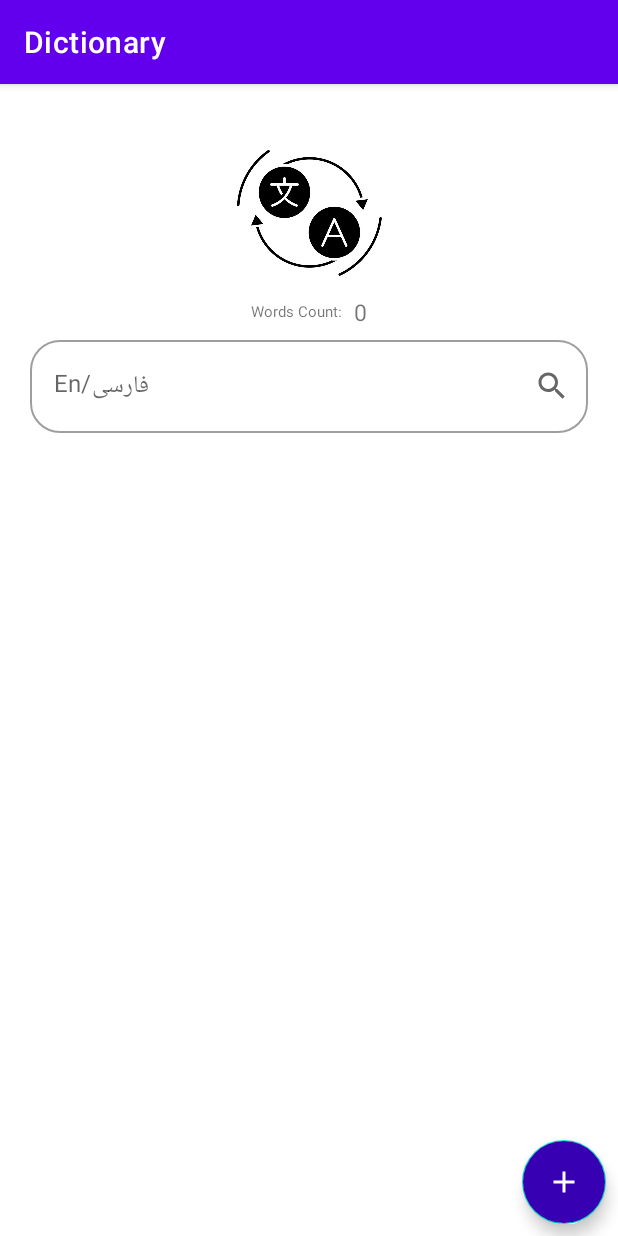
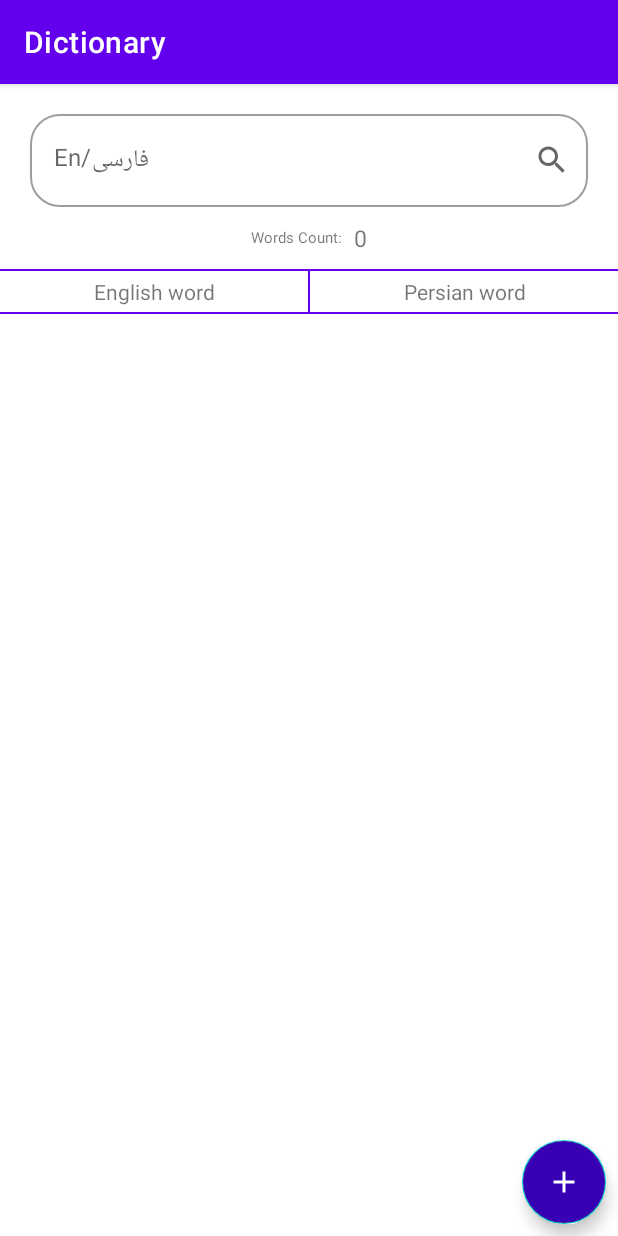
Before and after one commit to Zahra-Jannesari/DictionaryApp, an Android app: the screen it shows after launch (MainActivity), on a phone screen of 412 x 824 dp. Run offline under Robolectric (Android 15) with nearby library versions, the phone set to English and light mode, and no system bars; our stand-ins replace Room's generated code.

Commit message:
refactor fragment_main.xml (remove app icon and add header forrecycler view)

```diff
--- a/app/src/main/res/layout/fragment_main.xml
+++ b/app/src/main/res/layout/fragment_main.xml
@@ -11,7 +11,7 @@
         style="@style/Widget.MaterialComponents.TextInputLayout.OutlinedBox"
         android:layout_width="match_parent"
         android:layout_height="wrap_content"
-        android:layout_marginHorizontal="20dp"
+        android:layout_margin="20dp"
         app:boxCornerRadiusBottomEnd="20dp"
         app:boxCornerRadiusBottomStart="20dp"
         app:boxCornerRadiusTopEnd="20dp"
@@ -20,10 +20,9 @@
         app:endIconMode="custom"
         app:hintAnimationEnabled="false"
         app:hintEnabled="false"
-        android:layout_marginTop="8dp"
         app:layout_constraintEnd_toEndOf="parent"
         app:layout_constraintStart_toStartOf="parent"
-        app:layout_constraintTop_toBottomOf="@+id/linearLayout">
+        app:layout_constraintTop_toTopOf="parent">
 
         <com.google.android.material.textfield.TextInputEditText
             android:id="@+id/editText_search"
@@ -33,17 +32,6 @@
             android:maxLines="1" />
 
     </com.google.android.material.textfield.TextInputLayout>
-
-    <ImageView
-        android:id="@+id/imageView"
-        android:layout_width="100dp"
-        android:layout_height="100dp"
-        android:src="@drawable/splash_icon"
-        app:layout_constraintBottom_toBottomOf="parent"
-        app:layout_constraintEnd_toEndOf="parent"
-        app:layout_constraintStart_toStartOf="parent"
-        app:layout_constraintTop_toTopOf="parent"
-        app:layout_constraintVertical_bias="0.05" />
 
 
     <com.google.android.material.floatingactionbutton.FloatingActionButton
@@ -62,15 +50,15 @@
 
 
     <LinearLayout
+        android:layout_marginTop="10dp"
         android:id="@+id/linearLayout"
         android:layout_width="wrap_content"
         android:layout_height="wrap_content"
-        android:layout_marginTop="8dp"
         android:gravity="center"
         android:orientation="horizontal"
         app:layout_constraintEnd_toEndOf="parent"
         app:layout_constraintStart_toStartOf="parent"
-        app:layout_constraintTop_toBottomOf="@+id/imageView">
+        app:layout_constraintTop_toBottomOf="@+id/textField_search">
 
         <TextView
             android:id="@+id/tv_wordCount"
@@ -93,15 +81,63 @@
             tools:layout_editor_absoluteY="230dp" />
     </LinearLayout>
 
+    <LinearLayout
+        android:id="@+id/linearLayout2"
+        android:layout_width="match_parent"
+        android:layout_height="wrap_content"
+        android:orientation="vertical"
+        android:layout_marginTop="10dp"
+        app:layout_constraintEnd_toEndOf="parent"
+        app:layout_constraintStart_toStartOf="parent"
+        app:layout_constraintTop_toBottomOf="@+id/linearLayout">
+
+        <View
+            android:layout_width="match_parent"
+            android:layout_height="1dp"
+            android:background="?attr/colorPrimary" />
+
+        <LinearLayout
+            android:layout_width="match_parent"
+            android:layout_height="wrap_content"
+            android:orientation="horizontal">
+
+            <TextView
+                android:gravity="center"
+                android:layout_width="0dp"
+                android:layout_height="wrap_content"
+                android:layout_weight="1"
+                android:padding="4dp"
+                android:text="English word" />
+
+            <View
+                android:layout_width="1dp"
+                android:layout_height="match_parent"
+                android:background="?attr/colorPrimary" />
+
+            <TextView
+                android:gravity="center"
+                android:layout_width="0dp"
+                android:layout_height="wrap_content"
+                android:layout_weight="1"
+                android:padding="4dp"
+                android:text="Persian word" />
+
+        </LinearLayout>
+
+        <View
+            android:layout_width="match_parent"
+            android:layout_height="1dp"
+            android:background="?attr/colorPrimary" />
+    </LinearLayout>
+
     <ScrollView
         android:id="@+id/scrollView"
         android:layout_width="0dp"
         android:layout_height="0dp"
-        android:layout_marginVertical="8dp"
         app:layout_constraintBottom_toBottomOf="parent"
         app:layout_constraintEnd_toEndOf="parent"
         app:layout_constraintStart_toStartOf="parent"
-        app:layout_constraintTop_toBottomOf="@+id/textField_search">
+        app:layout_constraintTop_toBottomOf="@+id/linearLayout2">
 
         <androidx.recyclerview.widget.RecyclerView
             android:layout_width="match_parent"
```
